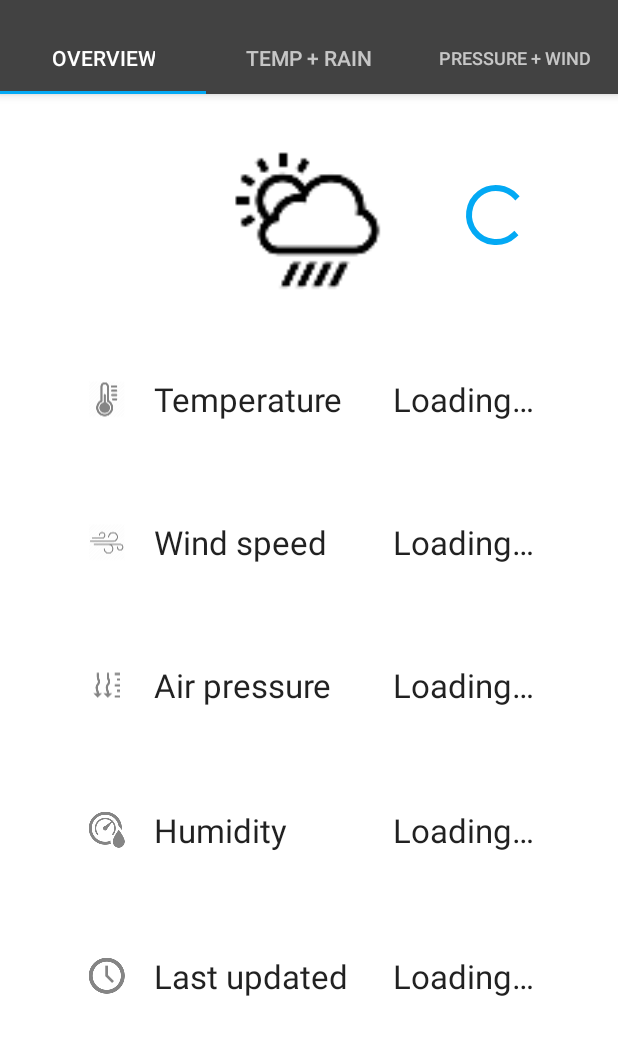
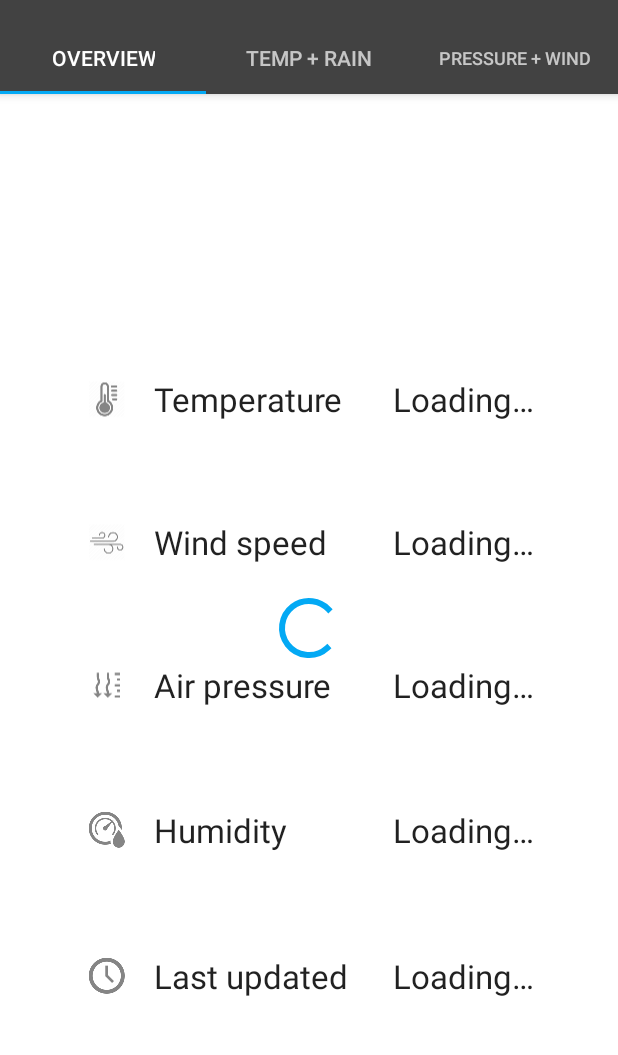
Before and after one commit to LasseOnTheHub/WeatherApp, an Android app: the StationOverviewFragment screen opened directly, with no data from a screen before it, on a phone screen of 412 x 824 dp, the part 74-1129 px from its top. Run offline under Robolectric (Android 15) with nearby library versions, the phone set to English and light mode, and no system bars; libraries missing offline, so code that uses them is left out: com.github.mikephil.charting, io.fabric.sdk; 74 statements that could not run were skipped.

Commit message:
Deleted unused images and centered spinner

```diff
--- a/app/src/main/res/layout/fragment_station_overview.xml
+++ b/app/src/main/res/layout/fragment_station_overview.xml
@@ -9,6 +9,14 @@
     android:paddingRight="@dimen/activity_horizontal_margin"
     android:paddingTop="@dimen/activity_vertical_margin"
     android:background="#FFFFFF">
+
+    <ProgressBar
+        style="?android:attr/progressBarStyle"
+        android:layout_width="wrap_content"
+        android:layout_height="wrap_content"
+        android:id="@+id/spinner"
+        android:layout_centerVertical="true"
+        android:layout_centerHorizontal="true" />
 
     <RelativeLayout
         android:layout_width="match_parent"
@@ -22,19 +30,8 @@
             android:layout_width="fill_parent"
             android:layout_height="fill_parent"
             android:id="@+id/weatherWindow"
-            android:layout_centerHorizontal="true"
-            android:src="@mipmap/mockup"/>
+            android:layout_centerHorizontal="true" />
 
-        <ProgressBar
-            style="?android:attr/progressBarStyle"
-            android:layout_width="wrap_content"
-            android:layout_height="wrap_content"
-            android:layout_marginRight="41dp"
-            android:layout_marginEnd="41dp"
-            android:id="@+id/spinner"
-            android:layout_centerVertical="true"
-            android:layout_alignParentRight="true"
-            android:layout_alignParentEnd="true" />
     </RelativeLayout>
 
     <ScrollView
```
Also changed, not shown: app/src/main/res/drawable/border.xml (deleted, +0 -10 lines), app/src/main/res/drawable/ic_info_black_24dp.xml (deleted, +0 -9 lines), app/src/main/res/drawable/ic_notifications_black_24dp.xml (deleted, +0 -9 lines), app/src/main/res/drawable/ic_sync_black_24dp.xml (deleted, +0 -9 lines), app/src/main/clock-web.png (deleted), app/src/main/cloudy-web.png (deleted), app/src/main/ic_launcher-web.png (deleted), app/src/main/mockup-web.png (deleted), app/src/main/mockupicon-web.png (deleted), app/src/main/sunny-web.png (deleted).
